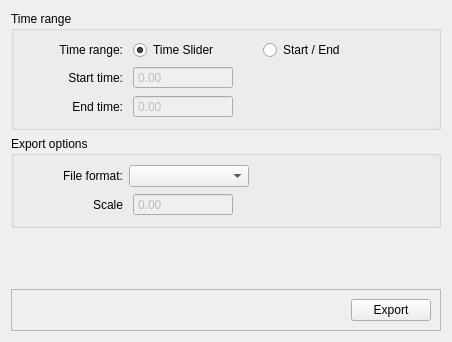
First picture: the form in petfactory/animation/keyframes_designer.ui, repository EriLee/petfactory_maya_scripts, before the edit.
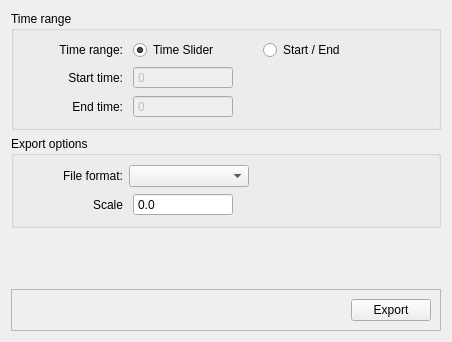
Second picture: the form after the edit.

Patch:
```diff
--- a/petfactory/animation/keyframes_designer.ui
+++ b/petfactory/animation/keyframes_designer.ui
@@ -159,6 +159,15 @@
           <property name="buttonSymbols">
            <enum>QAbstractSpinBox::NoButtons</enum>
           </property>
+          <property name="decimals">
+           <number>0</number>
+          </property>
+          <property name="minimum">
+           <double>-1000000.000000000000000</double>
+          </property>
+          <property name="maximum">
+           <double>1000000.000000000000000</double>
+          </property>
          </widget>
         </item>
         <item>
@@ -223,6 +232,15 @@
           <property name="buttonSymbols">
            <enum>QAbstractSpinBox::NoButtons</enum>
           </property>
+          <property name="decimals">
+           <number>0</number>
+          </property>
+          <property name="minimum">
+           <double>-1000000.000000000000000</double>
+          </property>
+          <property name="maximum">
+           <double>1000000.000000000000000</double>
+          </property>
          </widget>
         </item>
         <item>
@@ -343,7 +361,7 @@
         <item>
          <widget class="QDoubleSpinBox" name="scale_DSB">
           <property name="enabled">
-           <bool>false</bool>
+           <bool>true</bool>
           </property>
           <property name="minimumSize">
            <size>
@@ -360,6 +378,15 @@
           <property name="buttonSymbols">
            <enum>QAbstractSpinBox::NoButtons</enum>
           </property>
+          <property name="decimals">
+           <number>1</number>
+          </property>
+          <property name="minimum">
+           <double>-10000000.000000000000000</double>
+          </property>
+          <property name="maximum">
+           <double>10000000.000000000000000</double>
+          </property>
          </widget>
         </item>
         <item>
```
